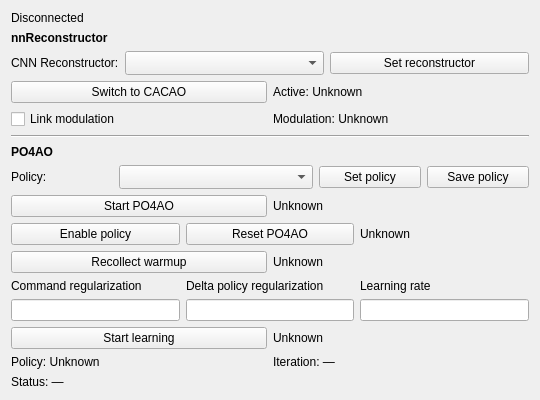
Before: the Qt Designer form gui/widgets/po4ao/po4ao.ui in magao-x/MagAOX, drawn with Qt 5.
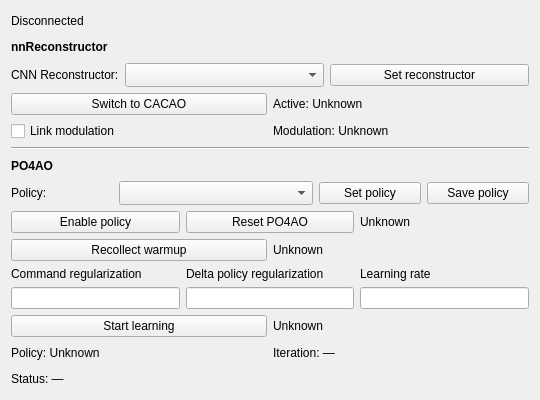
After: the same form once the commit is applied. Custom widgets are drawn as their Qt base class.

Patch:
```diff
--- a/gui/widgets/po4ao/po4ao.ui
+++ b/gui/widgets/po4ao/po4ao.ui
@@ -171,12 +171,6 @@
           <item><widget class="QPushButton" name="buttonSavePolicy"><property name="text"><string>Save policy</string></property></widget></item>
         </layout>
       </item>
-      <item>
-        <layout class="QHBoxLayout" name="layoutRunPO4AO">
-          <item><widget class="QPushButton" name="buttonRunPO4AO"><property name="text"><string>Start PO4AO</string></property></widget></item>
-          <item><widget class="QLabel" name="labelRunPO4AO"><property name="text"><string>Unknown</string></property><property name="textFormat"><enum>Qt::PlainText</enum></property><property name="wordWrap"><bool>true</bool></property></widget></item>
-        </layout>
-      </item>
       <item>
         <layout class="QHBoxLayout" name="layoutPO4AO">
           <item>
```
